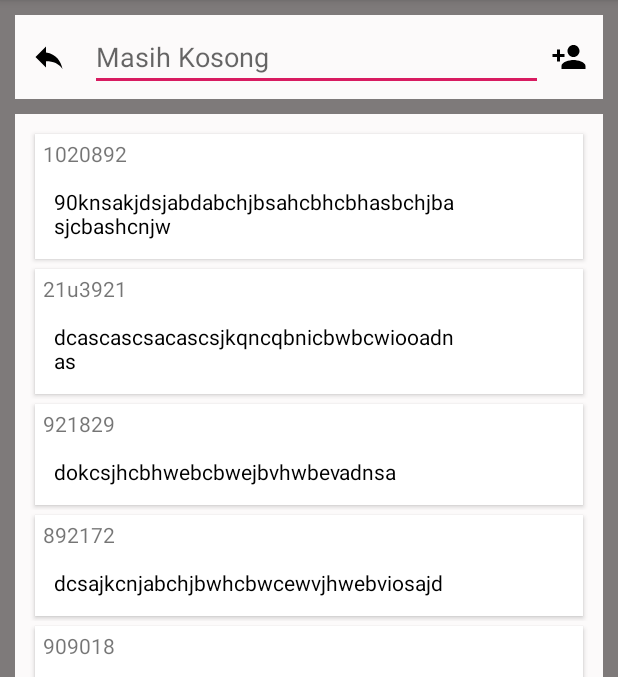
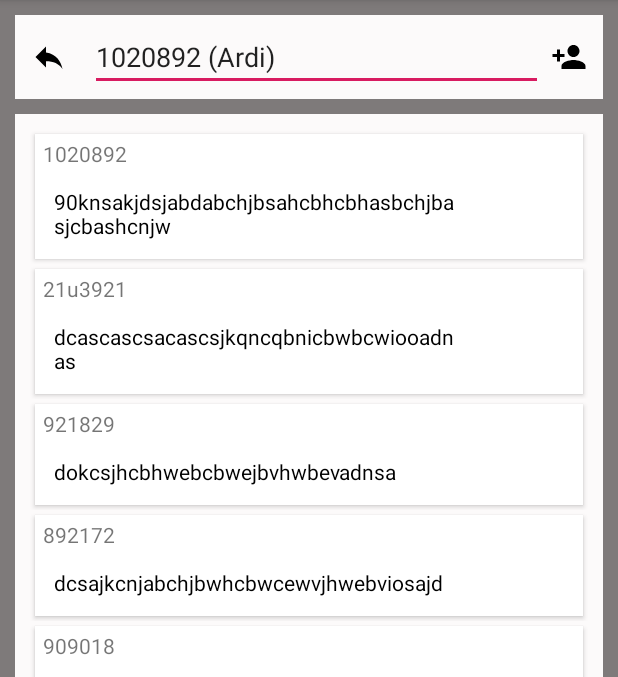
Before and after one commit to irwan75/LoRa_Gateway, an Android app: the screen it shows after launch (MainActivity), after a tap on "1020892", on a phone screen of 412 x 824 dp, the part 84-761 px from its top. Run offline under Robolectric (Android 15) with nearby library versions, the phone set to English and light mode, and no system bars.

Commit message:
Perbaikan di pemanggilan nama dan nomornya

```diff
--- a/app/src/main/java/com/example/lora/dao/allMessage.java
+++ b/app/src/main/java/com/example/lora/dao/allMessage.java
@@ -2,23 +2,32 @@ package com.example.lora.dao;
 
 public class allMessage {
 
-    String nama_nomor;
+    String nama;
+    String nomor;
     String pesan;
     String waktu;
 
-    public allMessage(String nama_nomor, String pesan, String waktu) {
-        this.nama_nomor = nama_nomor;
+    public allMessage(String nama, String nomor, String pesan, String waktu) {
+        this.nama = nama;
+        this.nomor = nomor;
         this.pesan = pesan;
         this.waktu = waktu;
     }
 
-
-    public String getNama_nomor() {
-        return nama_nomor;
+    public String getNama() {
+        return nama;
     }
 
-    public void setNama_nomor(String nama_nomor) {
-        this.nama_nomor = nama_nomor;
+    public void setNama(String nama) {
+        this.nama = nama;
+    }
+
+    public String getNomor() {
+        return nomor;
+    }
+
+    public void setNomor(String nomor) {
+        this.nomor = nomor;
     }
 
     public String getPesan() {
--- a/app/src/main/java/com/example/lora/recyleradapter/RecyclerViewAdapter.java
+++ b/app/src/main/java/com/example/lora/recyleradapter/RecyclerViewAdapter.java
@@ -37,7 +37,9 @@ public class RecyclerViewAdapter extends RecyclerView.Adapter<RecyclerViewAdapte
 
     @Override
     public void onBindViewHolder(final RecyclerViewHolder holder, final int position) {
-        holder.Tvnama_nomor.setText(dataList.get(position).getNama_nomor());
+        final String nomor = dataList.get(position).getNomor();
+        final String nama = dataList.get(position).getNama();
+        holder.Tvnama_nomor.setText(nomor);
         holder.Tvpesan.setText(dataList.get(position).getPesan());
         holder.Tvwaktu.setText(dataList.get(position).getWaktu());
 
@@ -52,7 +54,8 @@ public class RecyclerViewAdapter extends RecyclerView.Adapter<RecyclerViewAdapte
         holder.cardViewAllMessage.setOnClickListener(new View.OnClickListener() {
             @Override
             public void onClick(View v) {
-                context.startActivity(new Intent(context, MainActivity.class).putExtra("Nomor", holder.Tvnama_nomor.getText()));
+                context.startActivity(new Intent(context, MainActivity.class).putExtra("NomorPilihan", nomor)
+                .putExtra("NamaPilihan", nama));
                 ((Activity)context).finish();
             }
         });
--- a/app/src/main/java/com/example/lora/view/MainActivity.java
+++ b/app/src/main/java/com/example/lora/view/MainActivity.java
@@ -21,12 +21,11 @@ import android.widget.TextView;
 import android.widget.Toast;
 
 import com.example.lora.R;
-import com.example.lora.dao.allMessage;
 import com.example.lora.recyleradapter.RVAdapterMessage;
 import com.example.lora.recyleradapter.RecyclerViewAdapter;
 
 import java.util.ArrayList;
-import com.example.lora.dao.loadMessage;
+import com.example.lora.dao.*;
 
 public class MainActivity extends AppCompatActivity {
 
@@ -41,9 +40,10 @@ public class MainActivity extends AppCompatActivity {
     ProgressDialog progressDialog;
 
     String number;
-
+    etMessage etm;
 //    TextView tvMessage;
     CardView cvMessagee;
+    EditText etPesan;
 
     String[] tgl_dan_waktu = {"1020892","21u3921","921829","892172","909018","9032121","0318922","92381290","2918021","2891082"};
     String[] message = {"90knsakjdsjabdabchjbsahcbhcbhasbchjbasjcbashcnjw",
@@ -61,6 +61,7 @@ public class MainActivity extends AppCompatActivity {
         btnAddNumber = findViewById(R.id.btnAddNumber);
 //        tvMessage = findViewById(R.id.tvMessage);
         cvMessagee = findViewById(R.id.cvMessage);
+        etPesan = findViewById(R.id.etText);
 
         progressDialog = new ProgressDialog(this);
         progressDialog.setMessage("Please Wait....");
@@ -72,13 +73,14 @@ public class MainActivity extends AppCompatActivity {
 //        }catch (Exception ex){
 //            Toast.makeText(this, ""+ex.getMessage(), Toast.LENGTH_LONG).show();
 //        }
-
-        if (getIntent().getStringExtra("dataNomor")==null) {
-            etNumber.setHint("Masih Kosong");
-        }else{
-            etNumber.setText(getIntent().getStringExtra("dataNomor"));
-        }if (getIntent().getStringExtra("Nomor")!=null) {
-            number = getIntent().getStringExtra("Nomor").toString().trim();
+        if (getIntent().getStringExtra("dataNomorListContact")!=null){
+            String nomor = getIntent().getStringExtra("dataNomorListContact").trim();
+            String nama = getIntent().getStringExtra("dataNamaListContact").trim();
+            etNumber.setText(nomor+" ("+nama+")");
+        }else if (getIntent().getStringExtra("NomorPilihan")!=null) {
+            String nomorPilihan = getIntent().getStringExtra("NomorPilihan").trim();
+            String namaPilihan = getIntent().getStringExtra("NamaPilihan").trim();
+            etNumber.setText(nomorPilihan+" ("+namaPilihan+")");
         }
 
         loadMessage();
@@ -94,7 +96,8 @@ public class MainActivity extends AppCompatActivity {
         btnSend.setOnClickListener(new View.OnClickListener() {
             @Override
             public void onClick(View v) {
-                Toast.makeText(MainActivity.this, "terklikji kirim", Toast.LENGTH_SHORT).show();
+//                Toast.makeText(MainActivity.this, "terklikji kirim", Toast.LENGTH_SHORT).show();
+                Toast.makeText(MainActivity.this, "Terklikji"+etNumber.getText()+" === "+etPesan.getText()+" === sender", Toast.LENGTH_SHORT).show();
             }
         });
 
--- a/app/src/main/java/com/example/lora/view/MainMessage.java
+++ b/app/src/main/java/com/example/lora/view/MainMessage.java
@@ -23,6 +23,7 @@ public class MainMessage extends AppCompatActivity {
     RecyclerViewAdapter recyclerViewAdapter;
     ArrayList<allMessage> listAllMessage;
 
+    String[] nama = {"Ardi","Dian","Andi","Irwan","Lia","Icha","Nita","Andri","Dandi","Nani"};
     String[] number = {"1020892","21u3921","921829","892172","909018","9032121","0318922","92381290","2918021","2891082"};
     String[] chat = {"90knsakjcnjw","diooadnas","dokadnsa","diosajd","dioasdna","dioasjda","dsaonda","diosad","diosada","dsdhabd"};
     String[] date_time = {"dsajdka","djsadw","dionqo","diowej","oew0239","903dfjkwef","dowqdq","odiqjd","powqdj","9201809"};
@@ -56,7 +57,7 @@ public class MainMessage extends AppCompatActivity {
     void loadMessage(){
         listAllMessage = new ArrayList<>();
         for (int i=0 ; i<number.length;i++){
-            listAllMessage.add(new allMessage(number[i], chat[i], date_time[i]));
+            listAllMessage.add(new allMessage(nama[i], number[i], chat[i], date_time[i]));
         }
     }
 }
```
Also changed, not shown: app/src/main/java/com/example/lora/Model/TbPengguna.java (+10 -3 lines), app/src/main/java/com/example/lora/dao/etMessage.java (added, +31 -0 lines), app/src/main/java/com/example/lora/recyleradapter/RVAdapterListContact.java (+6 -2 lines), 9 other files.
